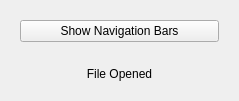
Eric-Meunier/Processor-Suite, file src/qt_ui/pem_file_form.ui: the form before one commit.
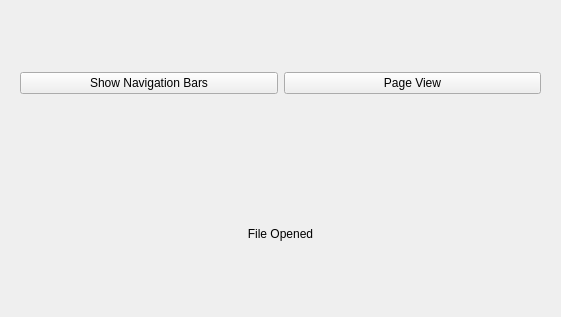
The form after the commit.

Commit message:
Add page view
Use left and right arrow keys to switch between plots

Patch:
```diff
--- a/src/qt_ui/pem_file_form.ui
+++ b/src/qt_ui/pem_file_form.ui
@@ -6,8 +6,8 @@
    <rect>
     <x>0</x>
     <y>0</y>
-    <width>239</width>
-    <height>101</height>
+    <width>561</width>
+    <height>317</height>
    </rect>
   </property>
   <layout class="QVBoxLayout" name="verticalLayout">
@@ -21,6 +21,13 @@
         </property>
        </widget>
       </item>
+      <item>
+       <widget class="QPushButton" name="toggle_page_view">
+        <property name="text">
+         <string>Page View</string>
+        </property>
+       </widget>
+      </item>
      </layout>
     </widget>
    </item>
```
The commit also changes 1 other file.
